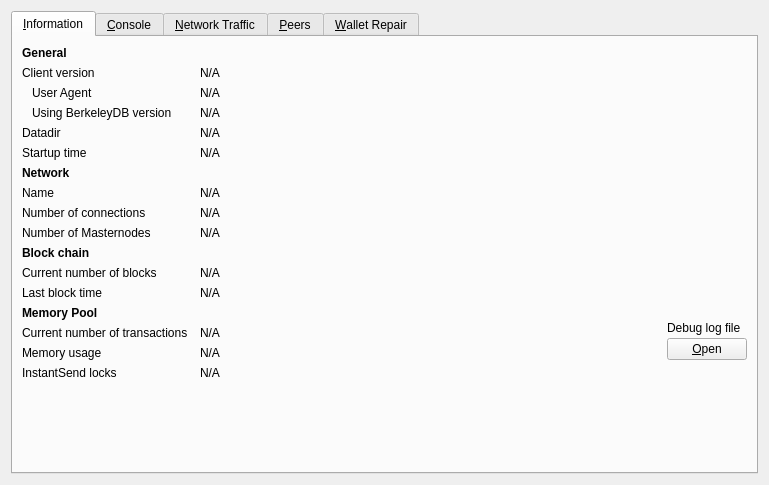
Qt form src/qt/forms/debugwindow.ui (HistoriaOffical/historia) before a commit.
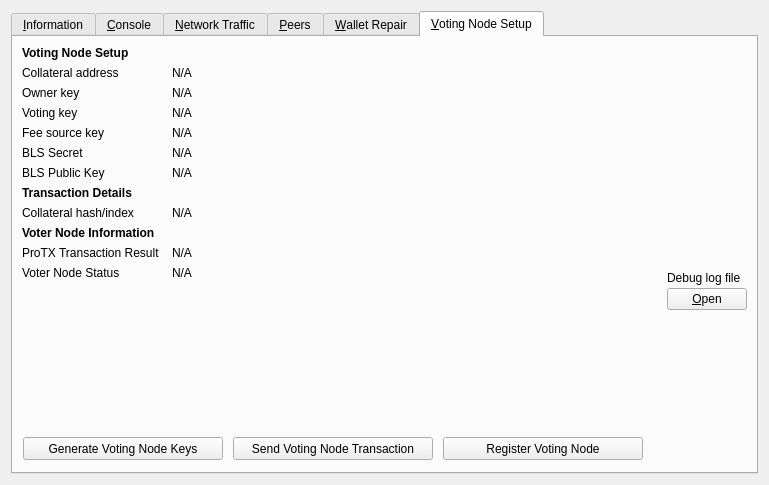
The same form after that commit. The open tabs and pages were chosen to show the change. Icons and pictures are not drawn. Custom widgets are drawn as their Qt base class.

Commit message: Voting Node Setup layout

Patch:
```diff
--- a/src/qt/forms/debugwindow.ui
+++ b/src/qt/forms/debugwindow.ui
@@ -1713,8 +1713,386 @@
        </property>
       </widget>
      </widget>
-    </widget>
-   </item>
+
+
+
+   <widget class="QWidget" name="tab_votingnode">
+      <attribute name="title">
+       <string>&amp;Voting Node Setup</string>
+      </attribute>
+      <widget class="QPushButton" name="btn_genvoterkeys">
+       <property name="geometry">
+        <rect>
+         <x>10</x>
+         <y>400</y>
+         <width>200</width>
+         <height>23</height>
+        </rect>
+       </property>
+       <property name="minimumSize">
+        <size>
+         <width>180</width>
+         <height>23</height>
+        </size>
+       </property>
+       <property name="text">
+        <string>Generate Voting Node Keys</string>
+       </property>
+      </widget>
+      <widget class="QPushButton" name="btn_sendvotingnodetx">
+       <property name="geometry">
+        <rect>
+         <x>220</x>
+         <y>400</y>
+         <width>200</width>
+         <height>23</height>
+        </rect>
+       </property>
+       <property name="minimumSize">
+        <size>
+         <width>180</width>
+         <height>23</height>
+        </size>
+       </property>
+       <property name="text">
+        <string>Send Voting Node Transaction</string>
+       </property>
+      </widget>
+      <widget class="QPushButton" name="btn_sendprotx">
+       <property name="geometry">
+        <rect>
+         <x>430</x>
+         <y>400</y>
+         <width>200</width>
+         <height>23</height>
+        </rect>
+       </property>
+       <property name="minimumSize">
+        <size>
+         <width>180</width>
+         <height>23</height>
+        </size>
+       </property>
+       <property name="text">
+        <string>Register Voting Node</string>
+       </property>
+      </widget>
+
+
+      <layout class="QGridLayout" name="gridLayoutVoter" columnstretch="0,1,0">
+       <property name="horizontalSpacing">
+        <number>12</number>
+       </property>
+       <item row="0" column="0">
+        <widget class="QLabel" name="label_VNS">
+         <property name="font">
+          <font>
+           <weight>75</weight>
+           <bold>true</bold>
+          </font>
+         </property>
+         <property name="text">
+          <string>Voting Node Setup</string>
+         </property>
+        </widget>
+       </item>
+       <item row="1" column="0">
+        <widget class="QLabel" name="label_collateralAddress">
+         <property name="text">
+          <string>Collateral address</string>
+         </property>
+        </widget>
+       </item>
+       <item row="1" column="1" colspan="2">
+        <widget class="QLabel" name="collateralAddress">
+         <property name="cursor">
+          <cursorShape>IBeamCursor</cursorShape>
+         </property>
+         <property name="text">
+          <string>N/A</string>
+         </property>
+         <property name="textFormat">
+          <enum>Qt::PlainText</enum>
+         </property>
+         <property name="textInteractionFlags">
+          <set>Qt::LinksAccessibleByMouse|Qt::TextSelectableByKeyboard|Qt::TextSelectableByMouse</set>
+         </property>
+        </widget>
+       </item>
+       <item row="2" column="0">
+        <widget class="QLabel" name="label_ownerKey">
+         <property name="text">
+          <string>Owner key</string>
+         </property>
+        </widget>
+       </item>
+       <item row="2" column="1" colspan="2">
+        <widget class="QLabel" name="ownerKey">
+         <property name="cursor">
+          <cursorShape>IBeamCursor</cursorShape>
+         </property>
+         <property name="text">
+          <string>N/A</string>
+         </property>
+         <property name="textFormat">
+          <enum>Qt::PlainText</enum>
+         </property>
+         <property name="textInteractionFlags">
+          <set>Qt::LinksAccessibleByMouse|Qt::TextSelectableByKeyboard|Qt::TextSelectableByMouse</set>
+         </property>
+        </widget>
+       </item>
+       <item row="3" column="0">
+        <widget class="QLabel" name="label_votingKey">
+         <property name="text">
+          <string>Voting key</string>
+         </property>
+        </widget>
+       </item>
+       <item row="3" column="1" colspan="2">
+        <widget class="QLabel" name="votingKey">
+         <property name="cursor">
+          <cursorShape>IBeamCursor</cursorShape>
+         </property>
+         <property name="text">
+          <string>N/A</string>
+         </property>
+         <property name="textFormat">
+          <enum>Qt::PlainText</enum>
+         </property>
+         <property name="textInteractionFlags">
+          <set>Qt::LinksAccessibleByMouse|Qt::TextSelectableByKeyboard|Qt::TextSelectableByMouse</set>
+         </property>
+        </widget>
+       </item>
+       <item row="4" column="0">
+        <widget class="QLabel" name="label_feeKey">
+         <property name="text">
+          <string>Fee source key</string>
+         </property>
+        </widget>
+       </item>
+       <item row="4" column="1" colspan="2">
+        <widget class="QLabel" name="feeKey">
+         <property name="cursor">
+          <cursorShape>IBeamCursor</cursorShape>
+         </property>
+         <property name="text">
+          <string>N/A</string>
+         </property>
+         <property name="textFormat">
+          <enum>Qt::PlainText</enum>
+         </property>
+         <property name="wordWrap">
+          <bool>true</bool>
+         </property>
+         <property name="textInteractionFlags">
+          <set>Qt::LinksAccessibleByMouse|Qt::TextSelectableByKeyboard|Qt::TextSelectableByMouse</set>
+         </property>
+        </widget>
+       </item>
+       <item row="5" column="0">
+        <widget class="QLabel" name="label_blsSecret">
+         <property name="text">
+          <string>BLS Secret</string>
+         </property>
+        </widget>
+       </item>
+       <item row="5" column="1" colspan="2">
+        <widget class="QLabel" name="blsSecret">
+         <property name="cursor">
+          <cursorShape>IBeamCursor</cursorShape>
+         </property>
+         <property name="text">
+          <string>N/A</string>
+         </property>
+         <property name="textFormat">
+          <enum>Qt::PlainText</enum>
+         </property>
+         <property name="textInteractionFlags">
+          <set>Qt::LinksAccessibleByMouse|Qt::TextSelectableByKeyboard|Qt::TextSelectableByMouse</set>
+         </property>
+        </widget>
+       </item>
+       <item row="6" column="0">
+        <widget class="QLabel" name="label_blsPublic">
+         <property name="text">
+          <string>BLS Public Key</string>
+         </property>
+        </widget>
+       </item>
+       <item row="6" column="1" colspan="2">
+        <widget class="QLabel" name="blsPublic">
+         <property name="cursor">
+          <cursorShape>IBeamCursor</cursorShape>
+         </property>
+         <property name="text">
+          <string>N/A</string>
+         </property>
+         <property name="textFormat">
+          <enum>Qt::PlainText</enum>
+         </property>
+         <property name="textInteractionFlags">
+          <set>Qt::LinksAccessibleByMouse|Qt::TextSelectableByKeyboard|Qt::TextSelectableByMouse</set>
+         </property>
+        </widget>
+       </item>
+       <item row="7" column="0">
+           <widget class="QLabel" name="label_v3">
+               <property name="font">
+                   <font>
+                       <weight>75</weight>
+                       <bold>true</bold>
+                   </font>
+               </property>
+               <property name="text">
+                   <string>Transaction Details</string>
+               </property>
+           </widget>
+       </item>
+       <item row="8" column="0">
+        <widget class="QLabel" name="label_collateralHash">
+         <property name="text">
+          <string>Collateral hash/index</string>
+         </property>
+        </widget>
+       </item>
+       <item row="8" column="1" colspan="2">
+        <widget class="QLabel" name="collateralHash">
+         <property name="cursor">
+          <cursorShape>IBeamCursor</cursorShape>
+         </property>
+         <property name="text">
+          <string>N/A</string>
+         </property>
+         <property name="textFormat">
+          <enum>Qt::PlainText</enum>
+         </property>
+         <property name="textInteractionFlags">
+          <set>Qt::LinksAccessibleByMouse|Qt::TextSelectableByKeyboard|Qt::TextSelectableByMouse</set>
+         </property>
+        </widget>
+       </item>
+       <item row="11" column="0">
+        <widget class="QLabel" name="label_voterNodeInfo">
+         <property name="font">
+          <font>
+           <weight>75</weight>
+           <bold>true</bold>
+          </font>
+         </property>
+         <property name="text">
+          <string>Voter Node Information</string>
+         </property>
+        </widget>
+       </item>
+       <item row="12" column="0">
+        <widget class="QLabel" name="label_protxStaus">
+         <property name="text">
+          <string>ProTX Transaction Result</string>
+         </property>
+        </widget>
+       </item>
+       <item row="12" column="1" colspan="2">
+        <widget class="QLabel" name="protxStatus">
+         <property name="cursor">
+          <cursorShape>IBeamCursor</cursorShape>
+         </property>
+         <property name="text">
+          <string>N/A</string>
+         </property>
+         <property name="textFormat">
+          <enum>Qt::PlainText</enum>
+         </property>
+         <property name="textInteractionFlags">
+          <set>Qt::LinksAccessibleByMouse|Qt::TextSelectableByKeyboard|Qt::TextSelectableByMouse</set>
+         </property>
+        </widget>
+       </item>
+       <item row="13" column="0">
+        <widget class="QLabel" name="label_voterNodeStatus">
+         <property name="text">
+          <string>Voter Node Status</string>
+         </property>
+        </widget>
+       </item>
+       <item row="13" column="1" colspan="2">
+        <widget class="QLabel" name="voterNodeStatus">
+         <property name="cursor">
+          <cursorShape>IBeamCursor</cursorShape>
+         </property>
+         <property name="text">
+          <string>N/A</string>
+         </property>
+         <property name="textFormat">
+          <enum>Qt::PlainText</enum>
+         </property>
+         <property name="textInteractionFlags">
+          <set>Qt::LinksAccessibleByMouse|Qt::TextSelectableByKeyboard|Qt::TextSelectableByMouse</set>
+         </property>
+        </widget>
+       </item>
+       <item row="13" column="2" rowspan="3">
+        <layout class="QVBoxLayout" name="verticalLayoutVNSDebugButton">
+         <property name="spacing">
+          <number>3</number>
+         </property>
+         <item>
+          <spacer name="verticalSpacer_VNS">
+           <property name="orientation">
+            <enum>Qt::Vertical</enum>
+           </property>
+           <property name="sizeHint" stdset="0">
+            <size>
+             <width>10</width>
+             <height>5</height>
+            </size>
+           </property>
+          </spacer>
+         </item>
+         <item>
+          <widget class="QLabel" name="labelVNSDebugLogfile">
+           <property name="text">
+            <string>Debug log file</string>
+           </property>
+          </widget>
+         </item>
+         <item>
+          <widget class="QPushButton" name="openVNSDebugLogfileButton">
+           <property name="toolTip">
+            <string>Open the %1 debug log file from the current data directory. This can take a few seconds for large log files.</string>
+           </property>
+           <property name="text">
+            <string>&amp;Open</string>
+           </property>
+           <property name="autoDefault">
+            <bool>false</bool>
+           </property>
+          </widget>
+         </item>
+        </layout>
+       </item>
+       <item row="18" column="0">
+        <spacer name="verticalSpacerVNS">
+         <property name="orientation">
+          <enum>Qt::Vertical</enum>
+         </property>
+         <property name="sizeHint" stdset="0">
+          <size>
+           <width>20</width>
+           <height>40</height>
+          </size>
+         </property>
+        </spacer>
+       </item>
+      </layout>
+
+
+
+     </widget>
+    </widget>   
+
+</item>
   </layout>
  </widget>
  <customwidgets>
```
The commit also changes 4 other files.
